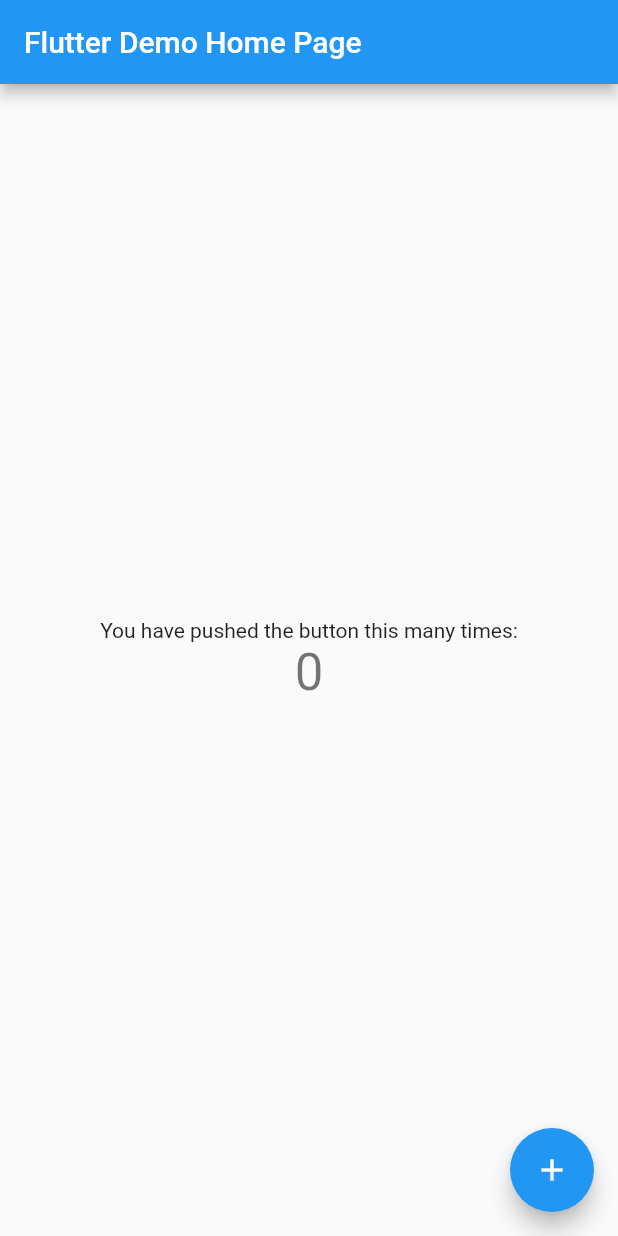
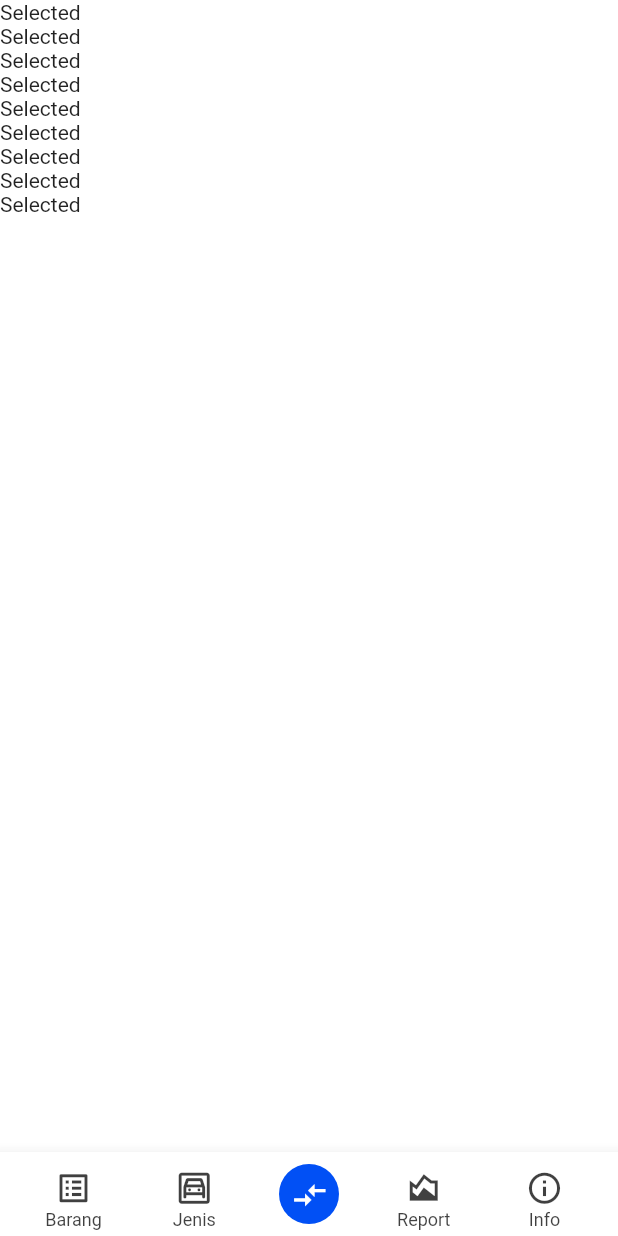
Before and after one commit to rizkijuliansyaham/mobile_test, a Flutter app: the screen it shows after launch, on a phone screen of 412 x 824 dp. Run offline on Flutter 3.47's test engine with Material 2 defaults, Android fonts, the phone set to English and light mode, and no system bars.

Commit message:
add page

```diff
--- a/lib/main.dart
+++ b/lib/main.dart
@@ -1,4 +1,5 @@
 import 'package:flutter/material.dart';
+import 'package:test_qtasnim/pages/home_page.dart';
 
 void main() {
   runApp(const MyApp());
@@ -11,105 +12,9 @@
   @override
   Widget build(BuildContext context) {
     return MaterialApp(
-      title: 'Flutter Demo',
-      theme: ThemeData(
-        // This is the theme of your application.
-        //
-        // Try running your application with "flutter run". You'll see the
-        // application has a blue toolbar. Then, without quitting the app, try
-        // changing the primarySwatch below to Colors.green and then invoke
-        // "hot reload" (press "r" in the console where you ran "flutter run",
-        // or simply save your changes to "hot reload" in a Flutter IDE).
-        // Notice that the counter didn't reset back to zero; the application
-        // is not restarted.
-        primarySwatch: Colors.blue,
-      ),
-      home: const MyHomePage(title: 'Flutter Demo Home Page'),
+      title: 'Transaksi Apps',
+      theme: ThemeData(),
+      home: const HomePage(),
     );
   }
 }
-
-class MyHomePage extends StatefulWidget {
-  const MyHomePage({Key? key, required this.title}) : super(key: key);
-
-  // This widget is the home page of your application. It is stateful, meaning
-  // that it has a State object (defined below) that contains fields that affect
-  // how it looks.
-
-  // This class is the configuration for the state. It holds the values (in this
-  // case the title) provided by the parent (in this case the App widget) and
-  // used by the build method of the State. Fields in a Widget subclass are
-  // always marked "final".
-
-  final String title;
-
-  @override
-  State<MyHomePage> createState() => _MyHomePageState();
-}
-
-class _MyHomePageState extends State<MyHomePage> {
-  int _counter = 0;
-
-  void _incrementCounter() {
-    setState(() {
-      // This call to setState tells the Flutter framework that something has
-      // changed in this State, which causes it to rerun the build method below
-      // so that the display can reflect the updated values. If we changed
-      // _counter without calling setState(), then the build method would not be
-      // called again, and so nothing would appear to happen.
-      _counter++;
-    });
-  }
-
-  @override
-  Widget build(BuildContext context) {
-    // This method is rerun every time setState is called, for instance as done
-    // by the _incrementCounter method above.
-    //
-    // The Flutter framework has been optimized to make rerunning build methods
-    // fast, so that you can just rebuild anything that needs updating rather
-    // than having to individually change instances of widgets.
-    return Scaffold(
-      appBar: AppBar(
-        // Here we take the value from the MyHomePage object that was created by
-        // the App.build method, and use it to set our appbar title.
-        title: Text(widget.title),
-      ),
-      body: Center(
-        // Center is a layout widget. It takes a single child and positions it
-        // in the middle of the parent.
-        child: Column(
-          // Column is also a layout widget. It takes a list of children and
-          // arranges them vertically. By default, it sizes itself to fit its
-          // children horizontally, and tries to be as tall as its parent.
-          //
-          // Invoke "debug painting" (press "p" in the console, choose the
-          // "Toggle Debug Paint" action from the Flutter Inspector in Android
-          // Studio, or the "Toggle Debug Paint" command in Visual Studio Code)
-          // to see the wireframe for each widget.
-          //
-          // Column has various properties to control how it sizes itself and
-          // how it positions its children. Here we use mainAxisAlignment to
-          // center the children vertically; the main axis here is the vertical
-          // axis because Columns are vertical (the cross axis would be
-          // horizontal).
-          mainAxisAlignment: MainAxisAlignment.center,
-          children: <Widget>[
-            const Text(
-              'You have pushed the button this many times:',
-            ),
-            Text(
-              '$_counter',
-              style: Theme.of(context).textTheme.headline4,
-            ),
-          ],
-        ),
-      ),
-      floatingActionButton: FloatingActionButton(
-        onPressed: _incrementCounter,
-        tooltip: 'Increment',
-        child: const Icon(Icons.add),
-      ), // This trailing comma makes auto-formatting nicer for build methods.
-    );
-  }
-}
--- /dev/null
+++ b/lib/pages/barang_page.dart
@@ -0,0 +1,19 @@
+import 'package:flutter/material.dart';
+import 'package:flutter/src/foundation/key.dart';
+import 'package:flutter/src/widgets/framework.dart';
+
+class BarangPage extends StatefulWidget {
+  const BarangPage({Key? key}) : super(key: key);
+
+  @override
+  State<BarangPage> createState() => _BarangPageState();
+}
+
+class _BarangPageState extends State<BarangPage> {
+  @override
+  Widget build(BuildContext context) {
+    return Center(
+      child: Text("Tes Ini Barang"),
+    );
+  }
+}
--- /dev/null
+++ b/lib/pages/home_page.dart
@@ -0,0 +1,63 @@
+import 'package:flutter/material.dart';
+import 'package:flutter/src/foundation/key.dart';
+import 'package:flutter/src/widgets/framework.dart';
+import 'package:test_qtasnim/models/barang.dart';
+import 'package:test_qtasnim/pages/barang_page.dart';
+import 'package:test_qtasnim/pages/info_page.dart';
+import 'package:test_qtasnim/pages/jenis_page.dart';
+import 'package:test_qtasnim/pages/report_page.dart';
+import 'package:test_qtasnim/widgets/bottom_bar.dart';
+
+class HomePage extends StatefulWidget {
+  const HomePage({Key? key}) : super(key: key);
+
+  @override
+  State<HomePage> createState() => _HomePageState();
+}
+
+class _HomePageState extends State<HomePage> {
+  int _selectedIndex = 2;
+
+  @override
+  Widget build(BuildContext context) {
+    return Scaffold(
+      backgroundColor: Colors.white,
+      body: SafeArea(
+          child: SizedBox(
+        height: MediaQuery.of(context).size.height,
+        child: _selectedIndex == 0
+            ? BarangPage()
+            : _selectedIndex == 1
+                ? JenisPage()
+                : _selectedIndex == 2
+                    ? ListView(
+                        children: [
+                          Text("Selected"),
+                          Text("Selected"),
+                          Text("Selected"),
+                          Text("Selected"),
+                          Text("Selected"),
+                          Text("Selected"),
+                          Text("Selected"),
+                          Text("Selected"),
+                          Text("Selected"),
+                        ],
+                      )
+                    : _selectedIndex == 3
+                        ? ReportPage()
+                        : _selectedIndex == 4
+                            ? InfoApps()
+                            : Container(),
+      )),
+      bottomNavigationBar: BottomBar(selectedIndex: (i) {
+        // change the page according to the index
+        // uncomment in case you want to implement more pages and make sure
+        // to create a _selectedIndex variable
+
+        setState(() {
+          _selectedIndex = i;
+        });
+      }),
+    );
+  }
+}
--- /dev/null
+++ b/lib/pages/info_page.dart
@@ -0,0 +1,14 @@
+import 'package:flutter/material.dart';
+import 'package:flutter/src/foundation/key.dart';
+import 'package:flutter/src/widgets/framework.dart';
+
+class InfoApps extends StatelessWidget {
+  const InfoApps({Key? key}) : super(key: key);
+
+  @override
+  Widget build(BuildContext context) {
+    return Center(
+      child: Text("Tes Ini info"),
+    );
+  }
+}
--- /dev/null
+++ b/lib/pages/jenis_page.dart
@@ -0,0 +1,19 @@
+import 'package:flutter/material.dart';
+import 'package:flutter/src/foundation/key.dart';
+import 'package:flutter/src/widgets/framework.dart';
+
+class JenisPage extends StatefulWidget {
+  const JenisPage({Key? key}) : super(key: key);
+
+  @override
+  State<JenisPage> createState() => _JenisPageState();
+}
+
+class _JenisPageState extends State<JenisPage> {
+  @override
+  Widget build(BuildContext context) {
+    return Center(
+      child: Text("Tes Ini jenis"),
+    );
+  }
+}
--- /dev/null
+++ b/lib/pages/report_page.dart
@@ -0,0 +1,19 @@
+import 'package:flutter/material.dart';
+import 'package:flutter/src/foundation/key.dart';
+import 'package:flutter/src/widgets/framework.dart';
+
+class ReportPage extends StatefulWidget {
+  const ReportPage({Key? key}) : super(key: key);
+
+  @override
+  State<ReportPage> createState() => _ReportPageState();
+}
+
+class _ReportPageState extends State<ReportPage> {
+  @override
+  Widget build(BuildContext context) {
+    return Center(
+      child: Text("Tes Ini report"),
+    );
+  }
+}
--- /dev/null
+++ b/lib/utils/theme.dart
@@ -0,0 +1,5 @@
+import 'package:flutter/material.dart';
+
+class BaseTheme {
+  static Color color = const Color(0xff0150F5);
+}
--- /dev/null
+++ b/lib/widgets/bottom_bar.dart
@@ -0,0 +1,144 @@
+import 'package:flutter/material.dart';
+import 'package:flutter/src/foundation/key.dart';
+import 'package:flutter/src/widgets/framework.dart';
+import 'package:test_qtasnim/utils/theme.dart';
+
+class BottomBar extends StatefulWidget {
+  final Function(int) selectedIndex;
+  const BottomBar({required this.selectedIndex, Key? key}) : super(key: key);
+
+  @override
+  State<BottomBar> createState() => _BottomBarState();
+}
+
+class _BottomBarState extends State<BottomBar> {
+  int _selectedIndex = 2;
+  @override
+  Widget build(BuildContext context) {
+    return BottomAppBar(
+        color: Colors.white,
+        child: SizedBox(
+            height: 56,
+            width: MediaQuery.of(context).size.width,
+            child: Padding(
+                padding: const EdgeInsets.only(left: 25.0, right: 25.0),
+                child: Row(
+                    mainAxisAlignment: MainAxisAlignment.spaceBetween,
+                    children: [
+                      IconBottomBar(
+                          text: "Barang",
+                          icon: Icons.list_alt_outlined,
+                          selected: _selectedIndex == 0,
+                          onPressed: () {
+                            setState(() {
+                              _selectedIndex = 0;
+                              widget.selectedIndex(0);
+                            });
+                          }),
+                      IconBottomBar(
+                          text: "Jenis",
+                          icon: Icons.garage_outlined,
+                          selected: _selectedIndex == 1,
+                          onPressed: () {
+                            setState(() {
+                              _selectedIndex = 1;
+                              widget.selectedIndex(1);
+                            });
+                          }),
+                      IconBottomBar2(
+                          text: "Pay",
+                          icon: Icons.compare_arrows_sharp,
+                          selected: _selectedIndex == 2,
+                          onPressed: () {
+                            setState(() {
+                              _selectedIndex = 2;
+                              widget.selectedIndex(2);
+                            });
+                          }),
+                      IconBottomBar(
+                          text: "Report",
+                          icon: Icons.area_chart_outlined,
+                          selected: _selectedIndex == 3,
+                          onPressed: () {
+                            setState(() {
+                              _selectedIndex = 3;
+                              widget.selectedIndex(3);
+                            });
+                          }),
+                      IconBottomBar(
+                          text: "Info",
+                          icon: Icons.info_outline,
+                          selected: _selectedIndex == 4,
+                          onPressed: () {
+                            setState(() {
+                              _selectedIndex = 4;
+                              widget.selectedIndex(4);
+                            });
+                          }),
+                    ]))));
+  }
+}
+
+class IconBottomBar extends StatelessWidget {
+  const IconBottomBar(
+      {Key? key,
+      required this.text,
+      required this.icon,
+      required this.selected,
+      required this.onPressed})
+      : super(key: key);
+  final String text;
+  final IconData icon;
+  final bool selected;
+  final Function() onPressed;
+  @override
+  Widget build(BuildContext context) {
+    return Column(
+      children: [
+        IconButton(
+          onPressed: onPressed,
+          icon: Icon(icon,
+              size: 25,
+              color:
+                  selected ? BaseTheme.color : Colors.black.withOpacity(.75)),
+        ),
+        Text(
+          text,
+          style: TextStyle(
+              fontSize: 12,
+              height: .1,
+              color:
+                  selected ? BaseTheme.color : Colors.black.withOpacity(.75)),
+        )
+      ],
+    );
+  }
+}
+
+class IconBottomBar2 extends StatelessWidget {
+  const IconBottomBar2(
+      {Key? key,
+      required this.text,
+      required this.icon,
+      required this.selected,
+      required this.onPressed})
+      : super(key: key);
+  final String text;
+  final IconData icon;
+  final bool selected;
+  final Function() onPressed;
+  @override
+  Widget build(BuildContext context) {
+    return CircleAvatar(
+      backgroundColor: BaseTheme.color,
+      child: IconButton(
+        onPressed: onPressed,
+        icon: Icon(
+          icon,
+          size: 25,
+          color: Colors.white,
+        ),
+      ),
+    );
+  }
+}
```
Also changed, not shown: lib/services/transaksi_repo.dart (added, +24 -0 lines), pubspec.yaml (+4 -12 lines), lib/pages/transaksi_page.dart (added), pubspec.lock.
